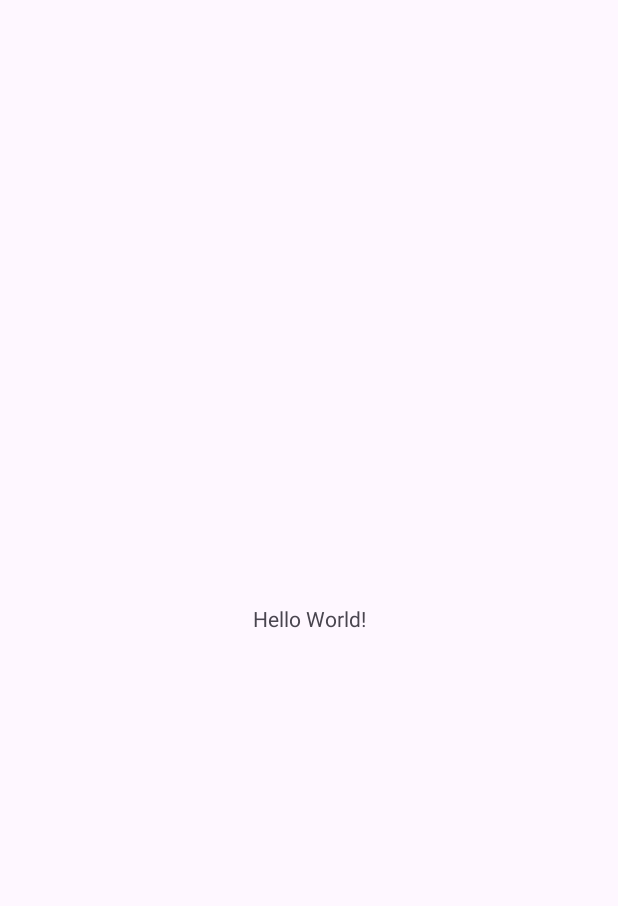
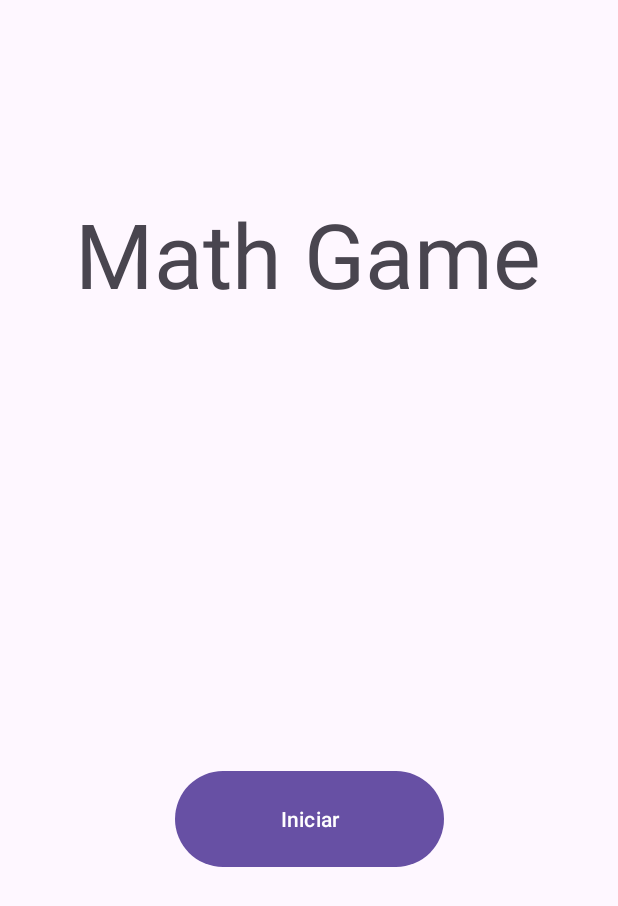
Before and after one commit to raulbana/prova-mobile, an Android app: the screen it shows after launch (MainActivity), on a phone screen of 412 x 824 dp. Before the commit the part shown is almost empty. Shown: the top 906 px of the screen. Run offline under Robolectric (Android 15) with nearby library versions, the phone set to English and light mode, and no system bars.

Commit message:
feat start page

```diff
--- a/app/src/main/java/com/appteste/avaliacao1/MainActivity.kt
+++ b/app/src/main/java/com/appteste/avaliacao1/MainActivity.kt
@@ -5,6 +5,7 @@ import androidx.activity.enableEdgeToEdge
 import androidx.appcompat.app.AppCompatActivity
 import androidx.core.view.ViewCompat
 import androidx.core.view.WindowInsetsCompat
+import android.view.View
 
 class MainActivity : AppCompatActivity() {
     override fun onCreate(savedInstanceState: Bundle?) {
@@ -17,4 +18,8 @@ class MainActivity : AppCompatActivity() {
             insets
         }
     }
+
+    fun startGame(view: View){
+
+    }
 }
--- a/app/src/main/res/layout/activity_main.xml
+++ b/app/src/main/res/layout/activity_main.xml
@@ -8,12 +8,27 @@
     tools:context=".MainActivity">
 
     <TextView
+        android:id="@+id/textView"
         android:layout_width="wrap_content"
         android:layout_height="wrap_content"
-        android:text="Hello World!"
+        android:text="Math Game"
+        android:textSize="60sp"
+        app:layout_constraintBottom_toBottomOf="parent"
+        app:layout_constraintEnd_toEndOf="parent"
+        app:layout_constraintHorizontal_bias="0.494"
+        app:layout_constraintStart_toStartOf="parent"
+        app:layout_constraintTop_toTopOf="parent"
+        app:layout_constraintVertical_bias="0.173" />
+
+    <Button
+        android:id="@+id/startBtn"
+        android:layout_width="179dp"
+        android:layout_height="72dp"
+        android:onClick="startGame"
+        android:text="Iniciar"
         app:layout_constraintBottom_toBottomOf="parent"
         app:layout_constraintEnd_toEndOf="parent"
         app:layout_constraintStart_toStartOf="parent"
-        app:layout_constraintTop_toTopOf="parent" />
-
+        app:layout_constraintTop_toBottomOf="@+id/textView"
+        app:layout_constraintVertical_bias="0.554" />
 </androidx.constraintlayout.widget.ConstraintLayout>
```
